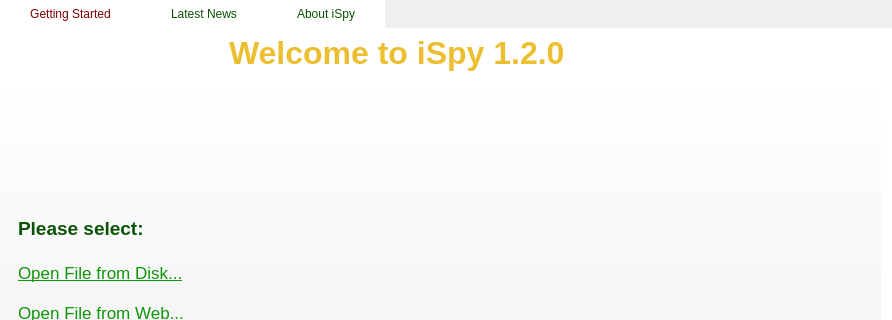
The window that Iguana/QtGUI/src/ISpySplashScreen.ui (cms-outreach/ispy) describes before a commit, drawn with Qt 5; both pictures show x 0 to 892 and y 0 to 320 of the 892 by 582 pixel window.
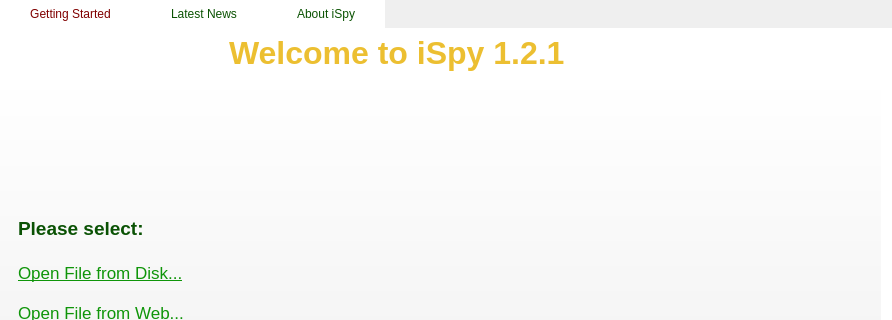
The same window after the commit. Icons and pictures are not drawn.

Patch:
```diff
--- a/Iguana/QtGUI/src/ISpySplashScreen.ui
+++ b/Iguana/QtGUI/src/ISpySplashScreen.ui
@@ -146,7 +146,7 @@
 </string>
             </property>
             <property name="text">
-             <string>Welcome to iSpy 1.2.0</string>
+             <string>Welcome to iSpy 1.2.1</string>
             </property>
            </widget>
           </item>
```
Left out of the diff: 2 changed lines with no effect on the pictures.
